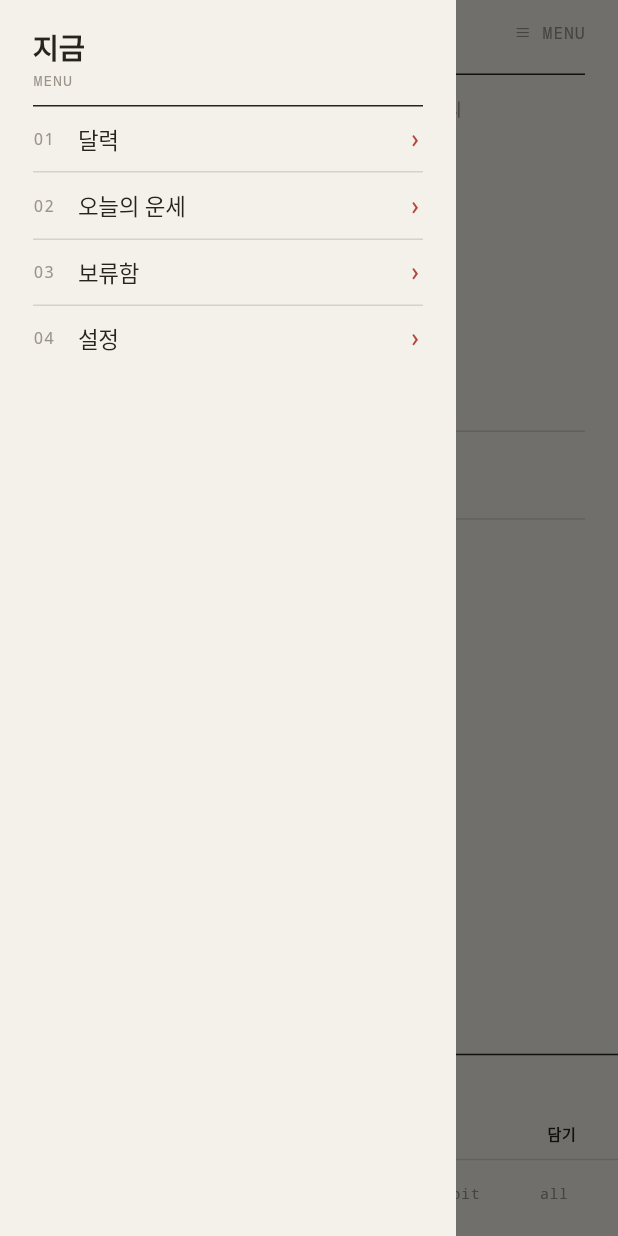
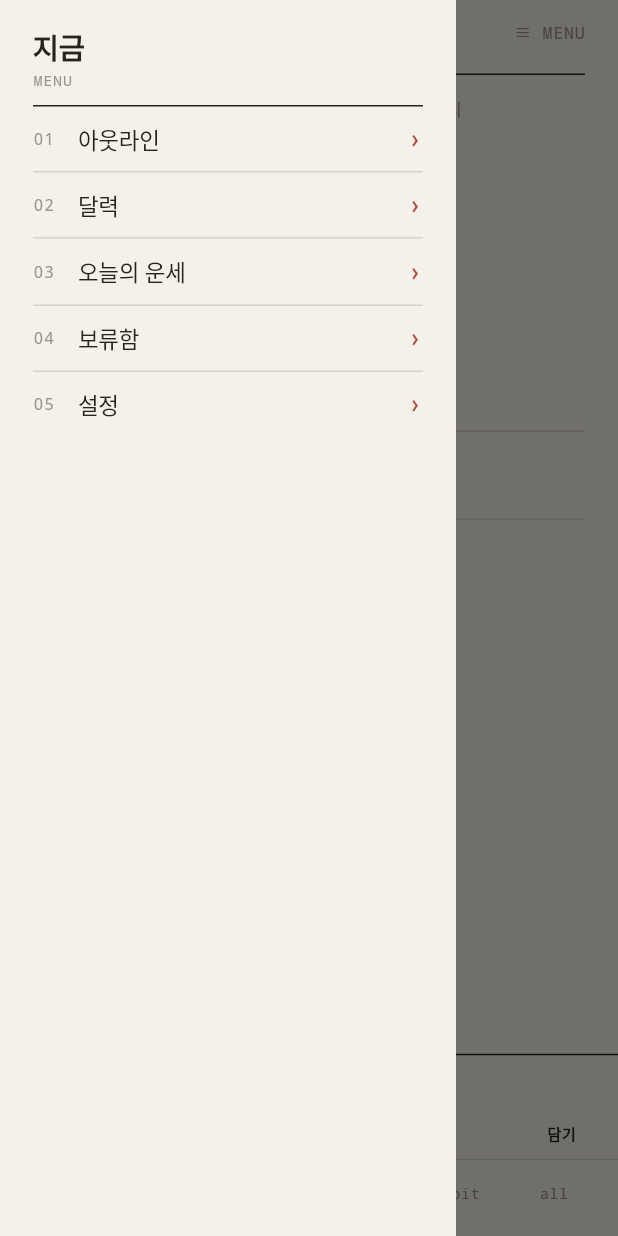
Before and after one commit to miziixx/jigoom, a Flutter app: the screen it shows after launch, with the side drawer open, on a phone screen of 412 x 824 dp. Run offline on Flutter 3.47's test engine with Material 3 defaults, Android fonts, the phone set to English and light mode, and no system bars; our stand-ins replace drift, drift_flutter, file_picker, flutter_colorpicker, flutter_local_notifications, flutter_riverpod and 6 more; missing offline and left inert: dart:html, google_mlkit_text_recognition, home_widget, receive_sharing_intent, shelf_router; accounts and stored records are empty; generated files the repository leaves out were written again; Roboto replaces fonts that are missing (Pretendard).

```diff
--- a/jigeum/lib/app.dart
+++ b/jigeum/lib/app.dart
@@ -7,21 +7,19 @@ import 'core/journal.dart';
 import 'core/theme.dart';
 import 'data/repos/time_track_repository.dart';
 import 'features/all/all_view.dart';
+import 'features/capture/dump_view.dart';
 import 'features/capture/quick_capture_bar.dart';
 import 'features/capture/quick_capture_input.dart';
 import 'features/fortune/fortune_view.dart';
 import 'features/habit/habit_view.dart';
 import 'features/matrix/matrix_view.dart';
-import 'features/outline/folder_create_sheet.dart';
-import 'features/outline/outline_view.dart';
+import 'features/outline/outline_screen.dart';
 import 'features/schedule/calendar_view.dart';
 import 'features/schedule/time_hub.dart';
 import 'features/inbox/inbox_screen.dart';
 import 'features/settings/settings_screen.dart';
 import 'features/timetrack/time_track_screen.dart';
-import 'features/today/intention_sheet.dart';
 import 'features/today/today_view.dart';
-import 'features/today/two_minute_sheet.dart';
 import 'providers.dart';
 
 /// 셸: 오늘 / 매트릭스 / 아웃라인 / 전체.
@@ -76,11 +74,11 @@ class _AppShellState extends ConsumerState<AppShell> {
     );
   }
 
-  static const _titles = ['오늘', '매트릭스', '아웃라인', '일과', '습관', '전체'];
+  static const _titles = ['오늘', '매트릭스', '쏟아내기', '일과', '습관', '전체'];
   static const _navLabels = [
     'today',
     'matrix',
-    'outline',
+    'dump',
     'time',
     'habit',
     'all'
@@ -91,7 +89,7 @@ class _AppShellState extends ConsumerState<AppShell> {
     final body = switch (_index) {
       0 => const TodayView(),
       1 => const MatrixView(),
-      2 => const OutlineView(),
+      2 => const DumpView(),
       3 => const TimeHub(),
       4 => const HabitView(),
       _ => const AllView(),
@@ -114,8 +112,10 @@ class _AppShellState extends ConsumerState<AppShell> {
               ),
             ),
             Expanded(child: body),
-            // 하단 담기 바는 할 일 계열 탭에만 (시간=3, 습관=4 제외).
-            if (_index != 3 && _index != 4) const QuickCaptureBar(),
+            // 하단 담기 바는 할 일 계열 탭에만 (쏟아내기=2·시간=3·습관=4 제외 —
+            // 쏟아내기는 자체 입력, 시간·습관은 담기 바 불필요).
+            if (_index != 2 && _index != 3 && _index != 4)
+              const QuickCaptureBar(),
             _bottomNav(context),
           ],
         ),
@@ -126,10 +126,7 @@ class _AppShellState extends ConsumerState<AppShell> {
   /// 마스트헤드 우측: 탭별 액션 + ≡ MENU (모노).
   List<Widget> _mastheadActions(BuildContext ctx) {
     final actions = <Widget>[];
-    if (_index == 2) {
-      actions.add(_act('+폴더', _newFolder));
-      actions.add(_act('+목표', _newGoal));
-    } else if (_index == 4) {
+    if (_index == 4) {
       actions.add(_act('+습관', _newHabit));
     }
     actions.add(_act('≡ MENU', () => Scaffold.of(ctx).openDrawer()));
@@ -204,27 +201,9 @@ class _AppShellState extends ConsumerState<AppShell> {
     await ref.read(habitRepoProvider).addHabit(name.trim());
   }
 
-  /// 새 폴더(카테고리) 생성 — 탐색기/스킬트리형 시트에서 위치까지 골라 추가.
-  Future<void> _newFolder() async {
-    await showFolderCreateSheet(context);
-  }
-
-  /// 새 목표 → 저장 직후 첫 2분 행동 시트 (규칙 5).
-  Future<void> _newGoal() async {
-    final title =
-        await showInputDialog(context, title: '새 목표', hint: '이루고 싶은 것');
-    if (title == null || title.trim().isEmpty || !mounted) return;
-    final repo = ref.read(nodeRepoProvider);
-    final id = await repo.create(type: NodeType.goal, title: title.trim());
-    if (!mounted) return;
-    final saved = await showTwoMinuteSheet(context, ref,
-        goalId: id, goalTitle: title.trim());
-    // 첫 행동을 실제로 정했을 때만 이어서 실행의도(선택) 시트.
-    if (saved == true && mounted) {
-      await showIntentionSheet(context, ref,
-          goalId: id, goalTitle: title.trim());
-    }
-  }
+  /// 아웃라인 — 하단 탭에서 사이드바로 이동. 폴더·목표 정리용.
+  void _openOutline() => Navigator.of(context)
+      .push(MaterialPageRoute(builder: (_) => const OutlineScreen()));
 
   void _openSettings() => Navigator.of(context)
       .push(MaterialPageRoute(builder: (_) => const SettingsScreen()));
@@ -286,10 +265,11 @@ class _AppShellState extends ConsumerState<AppShell> {
               Text('MENU', style: AppText.meta(tk.inkSoft, size: 10)),
               const SizedBox(height: 10),
               Container(height: 1, color: tk.ink),
-              row('01', '달력', _openCalendar),
-              row('02', '오늘의 운세', _openFortune),
-              row('03', '보류함', _openInbox),
-              row('04', '설정', _openSettings, last: true),
+              row('01', '아웃라인', _openOutline),
+              row('02', '달력', _openCalendar),
+              row('03', '오늘의 운세', _openFortune),
+              row('04', '보류함', _openInbox),
+              row('05', '설정', _openSettings, last: true),
             ],
           ),
         ),
```
Also changed, not shown: jigeum/lib/features/capture/dump_view.dart (added, +175 -0 lines), jigeum/lib/features/outline/outline_screen.dart (added, +75 -0 lines).
